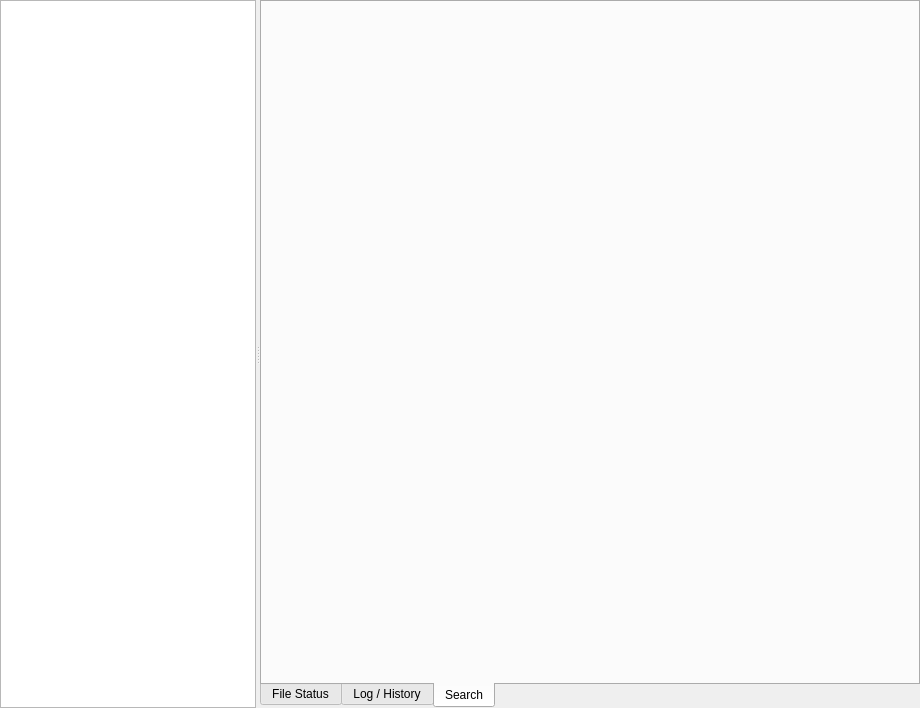
This is qgitrepository.ui in bokic/gitmaster as Qt 5 draws it before an edit. The edited form follows.
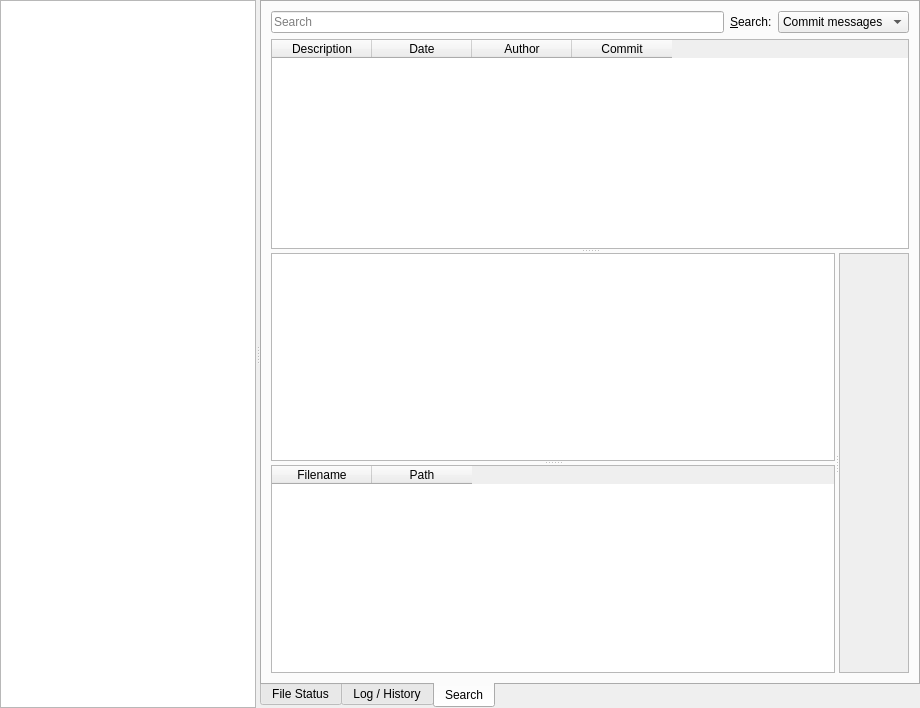
This is the edited form. The open tabs and pages were chosen to show the change. Custom widgets are drawn as their Qt base class.

What changed in the file:
```diff
--- a/qgitrepository.ui
+++ b/qgitrepository.ui
@@ -532,6 +532,182 @@
        <attribute name="title">
         <string>Search</string>
        </attribute>
+       <layout class="QVBoxLayout" name="verticalLayout_5">
+        <item>
+         <layout class="QHBoxLayout" name="horizontalLayout" stretch="1,0,0">
+          <item>
+           <widget class="QLineEdit" name="lineEdit_search">
+            <property name="placeholderText">
+             <string>Search</string>
+            </property>
+           </widget>
+          </item>
+          <item>
+           <widget class="QLabel" name="label_searchType">
+            <property name="text">
+             <string>&amp;Search:</string>
+            </property>
+            <property name="buddy">
+             <cstring>comboBox_searchType</cstring>
+            </property>
+           </widget>
+          </item>
+          <item>
+           <widget class="QComboBox" name="comboBox_searchType">
+            <item>
+             <property name="text">
+              <string>Commit messages</string>
+             </property>
+            </item>
+            <item>
+             <property name="text">
+              <string>File changes</string>
+             </property>
+            </item>
+            <item>
+             <property name="text">
+              <string>Authors</string>
+             </property>
+            </item>
+           </widget>
+          </item>
+         </layout>
+        </item>
+        <item>
+         <widget class="QSplitter" name="splitter_6">
+          <property name="orientation">
+           <enum>Qt::Orientation::Vertical</enum>
+          </property>
+          <widget class="QLogHistoryTableWidget" name="search_commits">
+           <property name="editTriggers">
+            <set>QAbstractItemView::EditTrigger::NoEditTriggers</set>
+           </property>
+           <property name="selectionMode">
+            <enum>QAbstractItemView::SelectionMode::SingleSelection</enum>
+           </property>
+           <property name="selectionBehavior">
+            <enum>QAbstractItemView::SelectionBehavior::SelectRows</enum>
+           </property>
+           <property name="verticalScrollMode">
+            <enum>QAbstractItemView::ScrollMode::ScrollPerPixel</enum>
+           </property>
+           <property name="horizontalScrollMode">
+            <enum>QAbstractItemView::ScrollMode::ScrollPerPixel</enum>
+           </property>
+           <property name="showGrid">
+            <bool>false</bool>
+           </property>
+           <property name="wordWrap">
+            <bool>false</bool>
+           </property>
+           <attribute name="horizontalHeaderHighlightSections">
+            <bool>false</bool>
+           </attribute>
+           <attribute name="verticalHeaderVisible">
+            <bool>false</bool>
+           </attribute>
+           <attribute name="verticalHeaderDefaultSectionSize">
+            <number>22</number>
+           </attribute>
+           <attribute name="verticalHeaderHighlightSections">
+            <bool>false</bool>
+           </attribute>
+           <column>
+            <property name="text">
+             <string>Description</string>
+            </property>
+           </column>
+           <column>
+            <property name="text">
+             <string>Date</string>
+            </property>
+           </column>
+           <column>
+            <property name="text">
+             <string>Author</string>
+            </property>
+           </column>
+           <column>
+            <property name="text">
+             <string>Commit</string>
+            </property>
+           </column>
+          </widget>
+          <widget class="QSplitter" name="splitter_5">
+           <property name="orientation">
+            <enum>Qt::Orientation::Horizontal</enum>
+           </property>
+           <widget class="QSplitter" name="splitter_4">
+            <property name="orientation">
+             <enum>Qt::Orientation::Vertical</enum>
+            </property>
+            <widget class="QExtTextBrowser" name="search_info">
+             <property name="focusPolicy">
+              <enum>Qt::FocusPolicy::NoFocus</enum>
+             </property>
+            </widget>
+            <widget class="QTableWidget" name="search_files">
+             <property name="editTriggers">
+              <set>QAbstractItemView::EditTrigger::NoEditTriggers</set>
+             </property>
+             <property name="selectionBehavior">
+              <enum>QAbstractItemView::SelectionBehavior::SelectRows</enum>
+             </property>
+             <property name="verticalScrollMode">
+              <enum>QAbstractItemView::ScrollMode::ScrollPerPixel</enum>
+             </property>
+             <property name="horizontalScrollMode">
+              <enum>QAbstractItemView::ScrollMode::ScrollPerPixel</enum>
+             </property>
+             <property name="showGrid">
+              <bool>false</bool>
+             </property>
+             <property name="wordWrap">
+              <bool>false</bool>
+             </property>
+             <property name="cornerButtonEnabled">
+              <bool>false</bool>
+             </property>
+             <attribute name="verticalHeaderVisible">
+              <bool>false</bool>
+             </attribute>
+             <attribute name="verticalHeaderHighlightSections">
+              <bool>false</bool>
+             </attribute>
+             <column>
+              <property name="text">
+               <string>Filename</string>
+              </property>
+             </column>
+             <column>
+              <property name="text">
+               <string>Path</string>
+              </property>
+             </column>
+            </widget>
+           </widget>
+           <widget class="QScrollArea" name="search_Scroll_diff">
+            <property name="widgetResizable">
+             <bool>true</bool>
+            </property>
+            <widget class="QGitDiffWidget" name="search_diff">
+             <property name="geometry">
+              <rect>
+               <x>0</x>
+               <y>0</y>
+               <width>68</width>
+               <height>411</height>
+              </rect>
+             </property>
+             <property name="readonly" stdset="0">
+              <bool>true</bool>
+             </property>
+            </widget>
+           </widget>
+          </widget>
+         </widget>
+        </item>
+       </layout>
       </widget>
      </widget>
     </widget>
```
Left out of the diff: 7 changed lines with no effect on the pictures.
